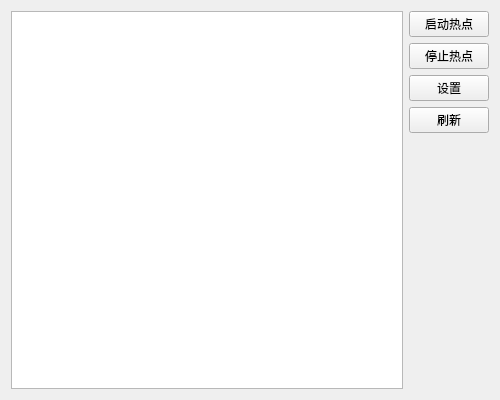
Above: mainwindow.ui from rayfung/kowalski before the change. Below: the same form after it.
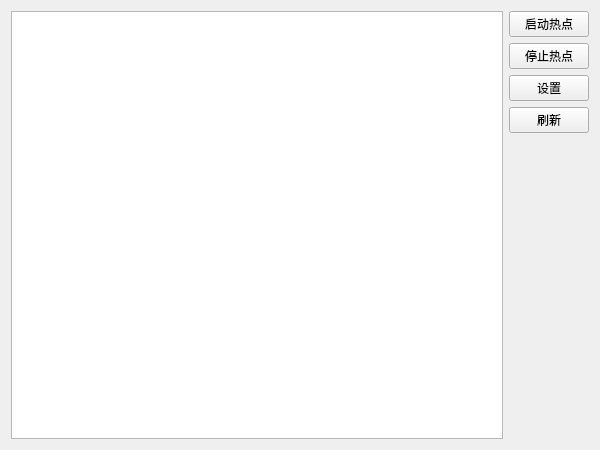
That is the form after the change.

What changed in the file:
```diff
--- a/mainwindow.ui
+++ b/mainwindow.ui
@@ -6,8 +6,8 @@
    <rect>
     <x>0</x>
     <y>0</y>
-    <width>500</width>
-    <height>400</height>
+    <width>600</width>
+    <height>450</height>
    </rect>
   </property>
   <property name="windowTitle">
```
